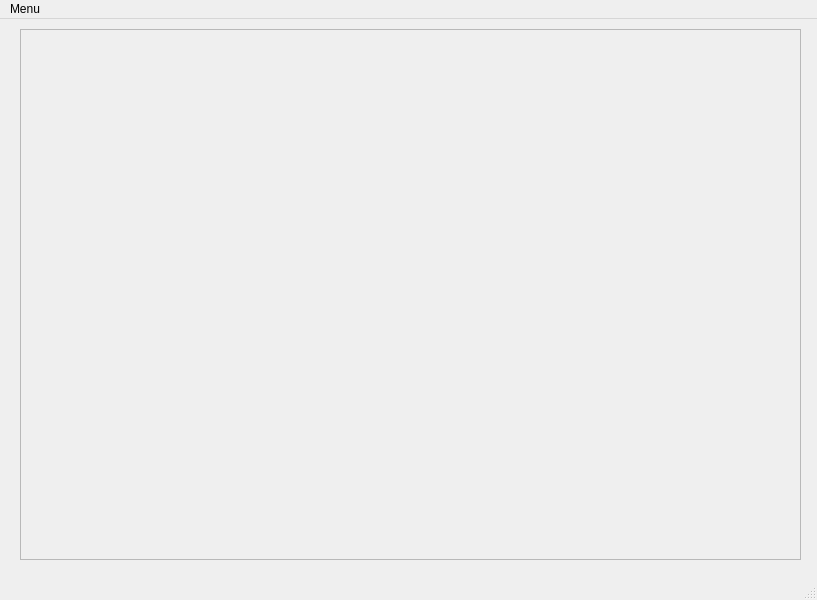
This is interface.ui in andriymurovanyi/Sentiment-analisys as Qt 5 draws it before an edit. The edited form follows.
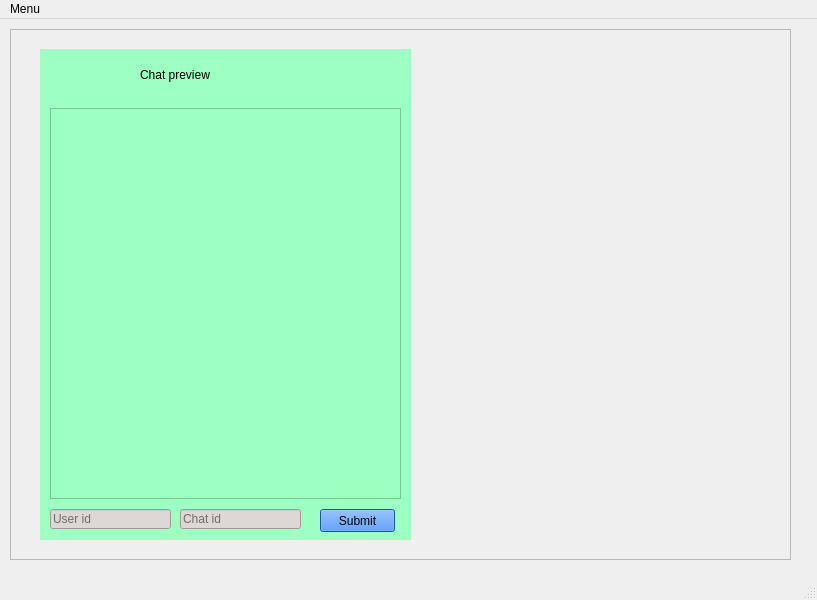
This is the edited form.

```diff
--- a/interface.ui
+++ b/interface.ui
@@ -17,7 +17,7 @@
    <widget class="QFrame" name="frame">
     <property name="geometry">
      <rect>
-      <x>20</x>
+      <x>10</x>
       <y>10</y>
       <width>781</width>
       <height>531</height>
@@ -29,6 +29,107 @@
     <property name="frameShadow">
      <enum>QFrame::Raised</enum>
     </property>
+    <widget class="QWidget" name="widget" native="true">
+     <property name="geometry">
+      <rect>
+       <x>30</x>
+       <y>20</y>
+       <width>371</width>
+       <height>491</height>
+      </rect>
+     </property>
+     <property name="styleSheet">
+      <string notr="true">background-color: rgb(158, 255, 194);</string>
+     </property>
+     <widget class="QLabel" name="preview_title">
+      <property name="geometry">
+       <rect>
+        <x>100</x>
+        <y>10</y>
+        <width>191</width>
+        <height>31</height>
+       </rect>
+      </property>
+      <property name="styleSheet">
+       <string notr="true">font: 20pt &quot;MV Boli&quot;;</string>
+      </property>
+      <property name="text">
+       <string>Chat preview</string>
+      </property>
+     </widget>
+     <widget class="QLineEdit" name="user_id_field">
+      <property name="geometry">
+       <rect>
+        <x>10</x>
+        <y>460</y>
+        <width>121</width>
+        <height>20</height>
+       </rect>
+      </property>
+      <property name="styleSheet">
+       <string notr="true">background-color: rgb(221, 216, 214);</string>
+      </property>
+      <property name="placeholderText">
+       <string>User id</string>
+      </property>
+     </widget>
+     <widget class="QPushButton" name="submit_button">
+      <property name="geometry">
+       <rect>
+        <x>280</x>
+        <y>460</y>
+        <width>75</width>
+        <height>23</height>
+       </rect>
+      </property>
+      <property name="styleSheet">
+       <string notr="true">background-color: rgb(23, 116, 255);
+font: 75 12pt &quot;Times New Roman&quot;;</string>
+      </property>
+      <property name="text">
+       <string>Submit</string>
+      </property>
+     </widget>
+     <widget class="QLineEdit" name="chat_id_field">
+      <property name="geometry">
+       <rect>
+        <x>140</x>
+        <y>460</y>
+        <width>121</width>
+        <height>20</height>
+       </rect>
+      </property>
+      <property name="styleSheet">
+       <string notr="true">background-color: rgb(221, 216, 214);</string>
+      </property>
+      <property name="placeholderText">
+       <string>Chat id</string>
+      </property>
+     </widget>
+     <widget class="QScrollArea" name="scrollArea">
+      <property name="geometry">
+       <rect>
+        <x>10</x>
+        <y>59</y>
+        <width>351</width>
+        <height>391</height>
+       </rect>
+      </property>
+      <property name="widgetResizable">
+       <bool>true</bool>
+      </property>
+      <widget class="QWidget" name="scrollAreaWidgetContents_2">
+       <property name="geometry">
+        <rect>
+         <x>0</x>
+         <y>0</y>
+         <width>349</width>
+         <height>389</height>
+        </rect>
+       </property>
+      </widget>
+     </widget>
+    </widget>
    </widget>
   </widget>
   <widget class="QMenuBar" name="menubar">
```
Left out of the diff: 2 changed lines with no effect on the pictures.
